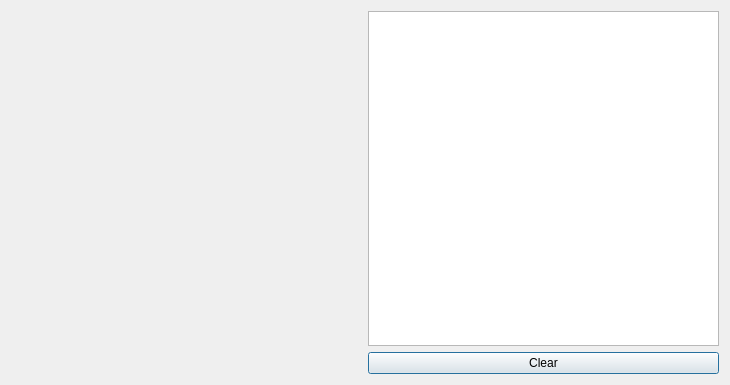
Old version of the form libs/ui/input/wintab/drawpile_tablettester/tablettest.ui in the repository KDE/krita.
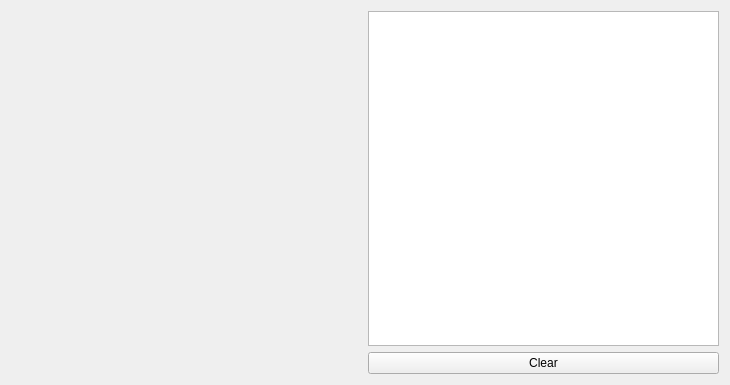
New version of the form. Custom widgets are drawn as their Qt base class.

Commit message: Add a close button to the tablet tester.

```diff
--- a/libs/ui/input/wintab/drawpile_tablettester/tablettest.ui
+++ b/libs/ui/input/wintab/drawpile_tablettester/tablettest.ui
@@ -1,7 +1,7 @@
 <?xml version="1.0" encoding="UTF-8"?>
 <ui version="4.0">
  <class>TabletTest</class>
- <widget class="QDialog" name="TabletTest">
+ <widget class="QWidget" name="TabletTest">
   <property name="geometry">
    <rect>
     <x>0</x>
```
The commit also changes 2 other files.
